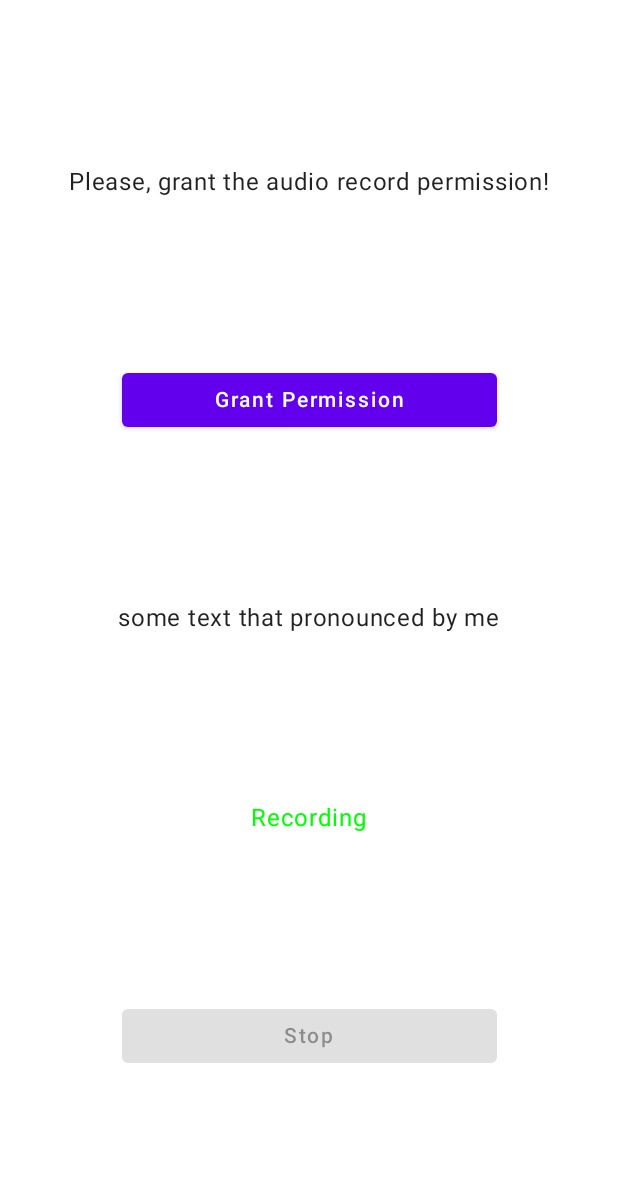
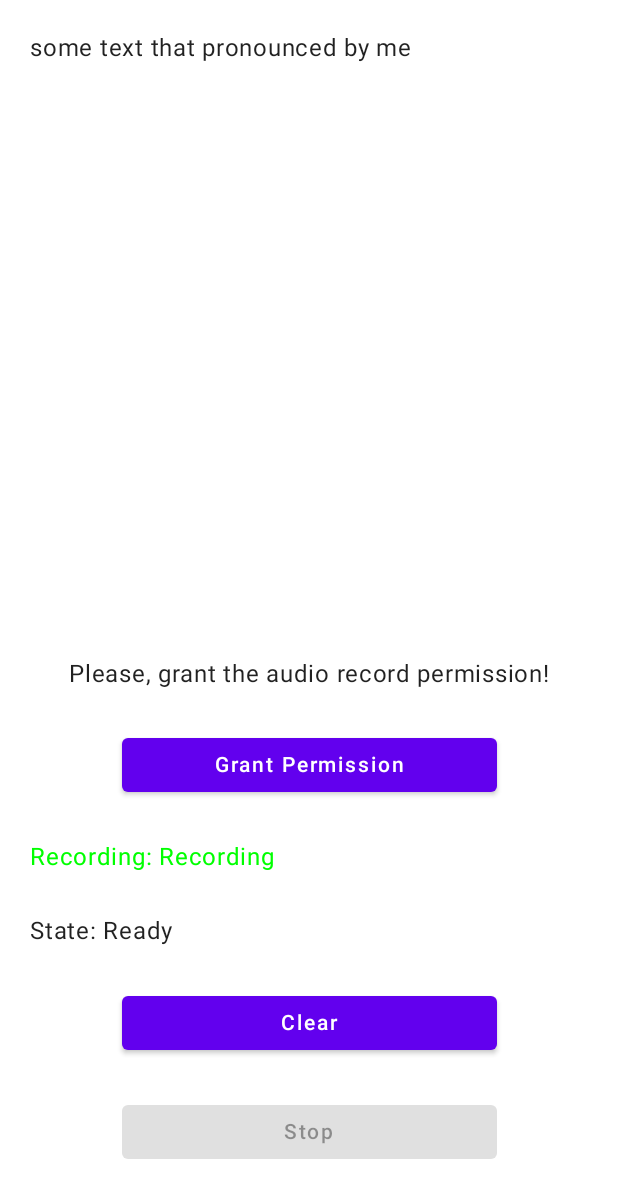
Before and after one commit to berhram/HearYou, an Android app built with Jetpack Compose: the @Preview function LightThemePreview, on a phone screen of 412 x 824 dp. Shown: the top 1198 px of the screen. Run offline under Robolectric (Android 15) with nearby library versions, the phone set to English and light mode, and no system bars.

Commit message:
fix: vosk speech recognition and its infra

```diff
--- a/app/build.gradle.kts
+++ b/app/build.gradle.kts
@@ -47,8 +47,12 @@ android {
 
 dependencies {
     implementation(project(":models"))
-    implementation("net.java.dev.jna:jna:5.12.1")
+    implementation(deps.gson)
+    implementation("net.java.dev.jna", "jna", "5.12.1", ext = "aar")
     implementation(deps.bundles.implementation)
+    implementation(deps.vosk) {
+        exclude("net.java.dev.jna", "jna")
+    }
     testImplementation(deps.bundles.testImplementation)
     androidTestImplementation(deps.bundles.androidTestImplementation)
     debugImplementation(deps.bundles.debugImplementation)
--- /dev/null
+++ b/app/src/main/kotlin/com/velvet/hearyou/permission/CheckPermission.kt
@@ -0,0 +1,6 @@
+package com.velvet.hearyou.permission
+
+interface CheckPermission {
+
+    fun checkPermission(permission: String): Boolean
+}
--- /dev/null
+++ b/app/src/main/kotlin/com/velvet/hearyou/permission/RequirePermission.kt
@@ -0,0 +1,6 @@
+package com.velvet.hearyou.permission
+
+interface RequirePermission {
+
+    fun requirePermission(permission: String)
+}
--- a/app/src/main/kotlin/com/velvet/hearyou/presentation/PermissionListener.kt
+++ /dev/null
@@ -1,6 +0,0 @@
-package com.velvet.hearyou.presentation
-
-interface PermissionListener {
-
-    fun requirePermission(permission: String): Boolean
-}
--- a/app/src/main/kotlin/com/velvet/hearyou/presentation/di/UIModule.kt
+++ b/app/src/main/kotlin/com/velvet/hearyou/presentation/di/UIModule.kt
@@ -1,7 +1,7 @@
 package com.velvet.hearyou.presentation.di
 
-import com.velvet.hearyou.presentation.ManagePermission
-import com.velvet.hearyou.presentation.SpeechRecognition
+import com.velvet.hearyou.permission.ManagePermission
+import com.velvet.hearyou.speech.SpeechRecognition
 import com.velvet.hearyou.presentation.main.MainViewModel
 import org.koin.android.ext.koin.androidContext
 import org.koin.androidx.viewmodel.dsl.viewModel
--- a/app/src/main/kotlin/com/velvet/hearyou/presentation/main/MainScreen.kt
+++ b/app/src/main/kotlin/com/velvet/hearyou/presentation/main/MainScreen.kt
@@ -1,10 +1,9 @@
 package com.velvet.hearyou.presentation.main
 
 import android.content.res.Configuration
-import androidx.compose.foundation.layout.Arrangement
-import androidx.compose.foundation.layout.Column
-import androidx.compose.foundation.layout.fillMaxSize
-import androidx.compose.foundation.layout.width
+import androidx.compose.foundation.layout.*
+import androidx.compose.foundation.rememberScrollState
+import androidx.compose.foundation.verticalScroll
 import androidx.compose.material.Button
 import androidx.compose.material.MaterialTheme
 import androidx.compose.material.Surface
@@ -18,13 +17,29 @@ import androidx.compose.ui.tooling.preview.Preview
 import androidx.compose.ui.unit.dp
 import com.velvet.hearyou.R
 import com.velvet.hearyou.presentation.ui.AppTheme
-
+import com.velvet.hearyou.speech.SpeechRecognitionState
 
 @Composable
 fun MainScreen(state: MainState) {
     Surface(color = MaterialTheme.colors.surface) {
         Column(
-            modifier = Modifier.fillMaxSize(),
+            modifier = Modifier
+                .fillMaxSize()
+                .padding(20.dp),
+            horizontalAlignment = Alignment.CenterHorizontally
+        ) {
+            Column(
+                modifier = Modifier
+                    .weight(1f)
+                    .fillMaxWidth()
+                    .verticalScroll(rememberScrollState())
+            ) {
+                Text(text = state.convertedText)
+            }
+            Column(
+                modifier = Modifier
+                    .weight(1f)
+                    .fillMaxWidth(),
                 horizontalAlignment = Alignment.CenterHorizontally,
                 verticalArrangement = Arrangement.SpaceEvenly
             ) {
@@ -34,17 +49,29 @@ fun MainScreen(state: MainState) {
                         Text(text = stringResource(id = R.string.grant_permission))
                     }
                 }
-            Text(text = state.convertedText)
                 Text(
-                text = stringResource(id = if (state.isRecording) R.string.recording else R.string.not_recording),
+                    modifier = Modifier.align(Alignment.Start),
+                    text = "${stringResource(id = R.string.recording)}: ${stringResource(id = if (state.isRecording) R.string.recording else R.string.not_recording)}",
                     color = if (state.isRecording) Color.Green else Color.Red
+                )
+                Text(
+                    modifier = Modifier.align(Alignment.Start),
+                    text = "${stringResource(id = R.string.state)}: ${stringResource(state.speechRecognitionState.message)}"
                 )
                 Button(
                     modifier = Modifier.width(250.dp),
+                    onClick = { state.onClearClick() },
+                    enabled = state.convertedText.isNotEmpty()
+                ) {
+                    Text(text = stringResource(id = R.string.clear))
+                }
+                Button(
+                    modifier = Modifier.width(250.dp),
                     onClick = { state.onStartStopClick() },
-                enabled = state.isPermissionGranted
+                    enabled = state.isPermissionGranted && state.speechRecognitionState == SpeechRecognitionState.READY
                 ) {
                     Text(text = stringResource(id = if (state.isRecording) R.string.stop else R.string.start))
+                }
             }
         }
     }
@@ -60,7 +87,10 @@ fun LightThemePreview() {
                 isRecording = true,
                 isPermissionGranted = false,
                 onGrantClick = {},
-                onStartStopClick = {})
+                onStartStopClick = {},
+                onClearClick = {},
+                speechRecognitionState = SpeechRecognitionState.READY
+            )
         )
     }
 }
@@ -75,7 +105,10 @@ fun DarkThemePreview() {
                 isRecording = false,
                 isPermissionGranted = true,
                 onGrantClick = {},
-                onStartStopClick = {})
+                onStartStopClick = {},
+                onClearClick = {},
+                speechRecognitionState = SpeechRecognitionState.ERROR
+            )
         )
     }
 }
--- a/app/src/main/kotlin/com/velvet/hearyou/presentation/main/MainState.kt
+++ b/app/src/main/kotlin/com/velvet/hearyou/presentation/main/MainState.kt
@@ -1,6 +1,7 @@
 package com.velvet.hearyou.presentation.main
 
 import androidx.compose.runtime.Immutable
+import com.velvet.hearyou.speech.SpeechRecognitionState
 
 @Immutable
 data class MainState(
@@ -8,5 +9,7 @@ data class MainState(
     val isRecording: Boolean = false,
     val isPermissionGranted: Boolean,
     val onGrantClick: () -> Unit,
-    val onStartStopClick: () -> Unit
+    val onStartStopClick: () -> Unit,
+    val speechRecognitionState: SpeechRecognitionState = SpeechRecognitionState.NONE,
+    val onClearClick: () -> Unit
 )
--- /dev/null
+++ b/app/src/main/kotlin/com/velvet/hearyou/speech/PermissionListener.kt
@@ -0,0 +1,6 @@
+package com.velvet.hearyou.speech
+
+import com.velvet.hearyou.permission.CheckPermission
+import com.velvet.hearyou.permission.RequirePermission
+
+interface PermissionListener : RequirePermission, CheckPermission
--- a/app/src/main/kotlin/com/velvet/hearyou/presentation/SpeechRecognitionListener.kt
+++ b/app/src/main/kotlin/com/velvet/hearyou/speech/SpeechRecognitionListener.kt
@@ -1,6 +1,8 @@
-package com.velvet.hearyou.presentation
+package com.velvet.hearyou.speech
 
 interface SpeechRecognitionListener {
 
     fun onSpeechRecognized(data: String)
+
+    fun onState(state: SpeechRecognitionState)
 }
--- /dev/null
+++ b/app/src/main/kotlin/com/velvet/hearyou/speech/SpeechRecognitionState.kt
@@ -0,0 +1,11 @@
+package com.velvet.hearyou.speech
+
+import androidx.annotation.StringRes
+import com.velvet.hearyou.R
+
+enum class SpeechRecognitionState(@StringRes val message: Int) {
+    NONE(R.string.no_data_available),
+    LOADING(R.string.loading),
+    READY(R.string.ready),
+    ERROR(R.string.error)
+}
--- a/app/src/main/res/values/strings.xml
+++ b/app/src/main/res/values/strings.xml
@@ -6,4 +6,10 @@
     <string name="not_recording">Not recording</string>
     <string name="start">Start</string>
     <string name="stop">Stop</string>
+    <string name="no_data_available">No data available</string>
+    <string name="loading">Loading</string>
+    <string name="ready">Ready</string>
+    <string name="error">Error</string>
+    <string name="clear">Clear</string>
+    <string name="state">State</string>
 </resources>
```
Also changed, not shown: app/src/main/kotlin/com/velvet/hearyou/permission/ManagePermission.kt (added, +24 -0 lines), app/src/main/kotlin/com/velvet/hearyou/presentation/AppActivity.kt (+7 -5 lines), app/src/main/kotlin/com/velvet/hearyou/presentation/ManagePermission.kt (deleted, +0 -20 lines), app/src/main/kotlin/com/velvet/hearyou/presentation/SpeechRecognition.kt (deleted, +0 -75 lines), app/src/main/kotlin/com/velvet/hearyou/presentation/main/MainViewModel.kt (+29 -13 lines), app/src/main/kotlin/com/velvet/hearyou/speech/SpeechRecognition.kt (added, +82 -0 lines), app/src/main/kotlin/com/velvet/hearyou/speech/Text.kt (added, +8 -0 lines), settings.gradle.kts (+30 -8 lines). Lines whose indentation alone changed are shown as unchanged.
